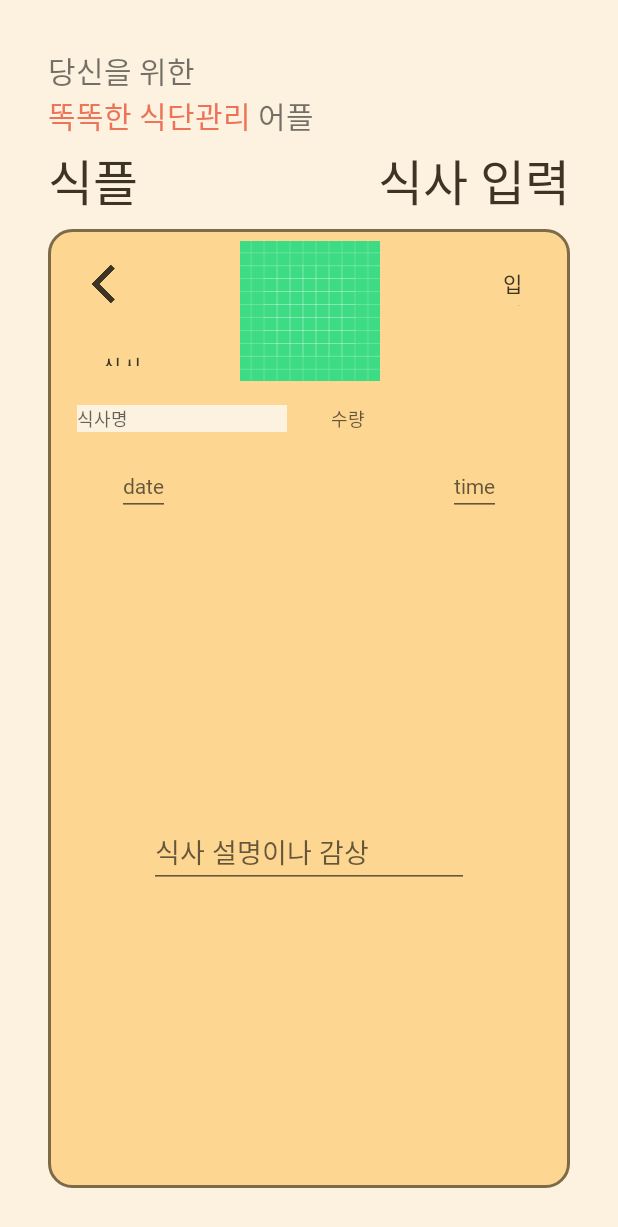
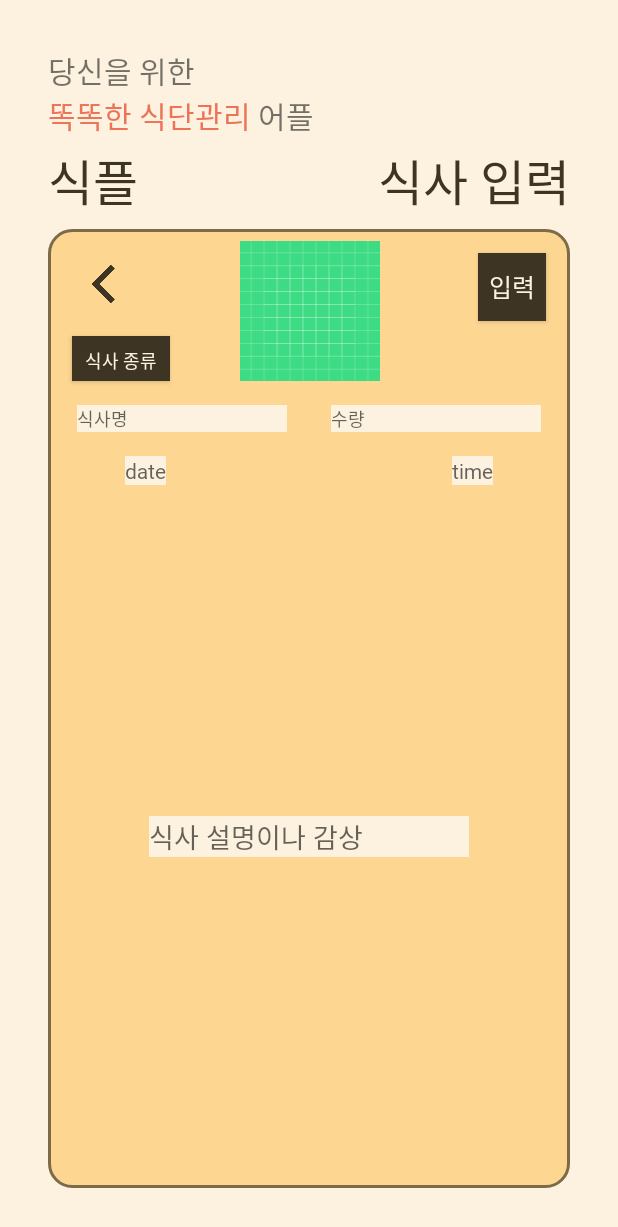
Before and after one commit to DongjaJ/mobileSoftware_Diet, an Android app: the PlusFoodActivity screen opened directly, with no data from a screen before it, after a tap on an icon or button, on a phone screen of 412 x 824 dp. Shown: the top 1227 px of the screen. Run offline under Robolectric (Android 15) with nearby library versions, the phone set to English and light mode, and no system bars.

Commit message:
PlusFoodActivity, plus_food_activity.xml: 위젯 배경색, 텍스트색 변경, 버튼 텍스트 크기 자동으로 설정

```diff
--- a/app/src/main/java/com/cource/mobilesoftware_project/PlusFoodActivity.java
+++ b/app/src/main/java/com/cource/mobilesoftware_project/PlusFoodActivity.java
@@ -5,12 +5,14 @@ import android.app.TimePickerDialog;
 import android.content.Context;
 import android.content.Intent;
 import android.graphics.Color;
+import android.graphics.Rect;
 import android.os.Bundle;
 import android.provider.MediaStore;
 import android.text.Spannable;
 import android.text.SpannableString;
 import android.text.style.ForegroundColorSpan;
 import android.view.MenuItem;
+import android.view.MotionEvent;
 import android.view.View;
 import android.view.inputmethod.InputMethodManager;
 import android.widget.Button;
@@ -153,10 +155,20 @@ public class PlusFoodActivity extends AppCompatActivity {
         startActivity(intent);
     }
 
-    public void hideKeyboard(View v)
-    {
-        InputMethodManager inputManager = (InputMethodManager) this.getSystemService(Context.INPUT_METHOD_SERVICE);
-        inputManager.hideSoftInputFromWindow(v.getWindowToken(), 0);
+    @Override
+    public boolean dispatchTouchEvent(MotionEvent ev) {
+        View focusView = getCurrentFocus();
+        if (focusView != null) {
+            Rect rect = new Rect();
+            focusView.getGlobalVisibleRect(rect);
+            int x = (int) ev.getX(), y = (int) ev.getY();
+            if (!rect.contains(x, y)) {
+                InputMethodManager imm = (InputMethodManager) getSystemService(INPUT_METHOD_SERVICE);
+                if (imm != null)
+                    imm.hideSoftInputFromWindow(focusView.getWindowToken(), 0);
+                focusView.clearFocus();
+            }
+        }
+        return super.dispatchTouchEvent(ev);
     }
-
 }
--- a/app/src/main/res/layout/plus_food_activity.xml
+++ b/app/src/main/res/layout/plus_food_activity.xml
@@ -5,7 +5,6 @@
     android:layout_width="match_parent"
     android:layout_height="match_parent"
     android:background="@color/mainLightYellow"
-    android:onClick="hideKeyboard"
     tools:context=".PlusFoodActivity">
 
     <androidx.constraintlayout.widget.ConstraintLayout
@@ -90,7 +89,7 @@
                     android:layout_width="match_parent"
                     android:layout_height="wrap_content">
 
-                    <Button
+                    <android.widget.Button
                         android:id="@+id/PopupButton"
                         android:layout_width="65dp"
                         android:layout_height="30dp"
@@ -98,13 +97,16 @@
                         android:layout_alignParentTop="true"
                         android:layout_marginStart="16dp"
                         android:layout_marginBottom="8dp"
-                        android:background="#00000000"
+                        android:background="@color/darkBrown"
+                        android:textColor="@color/mainLightYellow"
                         android:text="식사 종류"
+                        android:autoSizeTextType="uniform"
+                        android:padding="7dp"
                         app:layout_constraintBottom_toBottomOf="parent"
                         app:layout_constraintStart_toStartOf="parent"
                         tools:ignore="MissingConstraints" />
 
-                    <Button
+                    <android.widget.Button
                         android:id="@+id/input"
                         android:layout_width="45dp"
                         android:layout_height="45dp"
@@ -112,8 +114,11 @@
                         android:layout_alignParentTop="true"
                         android:layout_marginTop="16dp"
                         android:layout_marginEnd="16dp"
-                        android:background="#00000000"
+                        android:background="@color/darkBrown"
+                        android:textColor="@color/mainLightYellow"
+                        android:padding="7dp"
                         android:text="@string/input"
+                        android:autoSizeTextType="uniform"
                         app:layout_constraintEnd_toEndOf="parent"
                         app:layout_constraintTop_toTopOf="parent" />
 
@@ -179,7 +184,7 @@
                         android:layout_alignParentTop="true"
                         android:layout_marginStart="25dp"
                         android:layout_marginEnd="16dp"
-                        android:background="#00000000"
+                        android:background="@color/mainLightYellow"
                         android:ems="10"
                         android:hint="@string/food_cnt"
                         android:inputType="number"
@@ -205,6 +210,7 @@
                         android:focusable="false"
                         android:gravity="center"
                         android:hint="date"
+                        android:background="@color/mainLightYellow"
                         android:textSize="14sp"
                         app:layout_constraintEnd_toStartOf="@+id/Time"
                         app:layout_constraintStart_toStartOf="parent"
@@ -221,6 +227,7 @@
                         android:editable="false"
                         android:focusable="false"
                         android:gravity="center"
+                        android:background="@color/mainLightYellow"
                         android:hint="time"
                         android:textSize="14sp"
                         app:layout_constraintEnd_toEndOf="parent"
@@ -235,6 +242,7 @@
                         android:ems="10"
                         android:gravity="start|top"
                         android:hint="식사 설명이나 감상"
+                        android:background="@color/mainLightYellow"
                         android:inputType="textMultiLine"
                         app:layout_constraintBottom_toBottomOf="parent"
                         app:layout_constraintEnd_toEndOf="parent"
```
